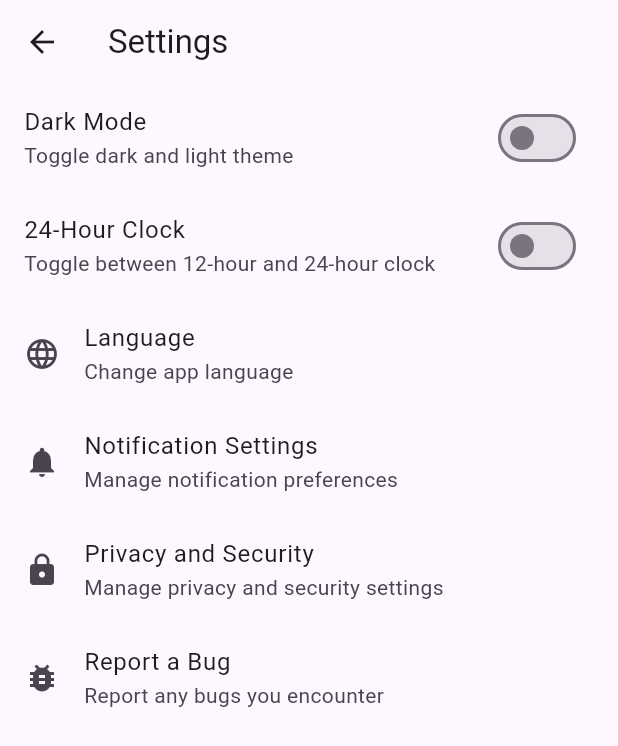
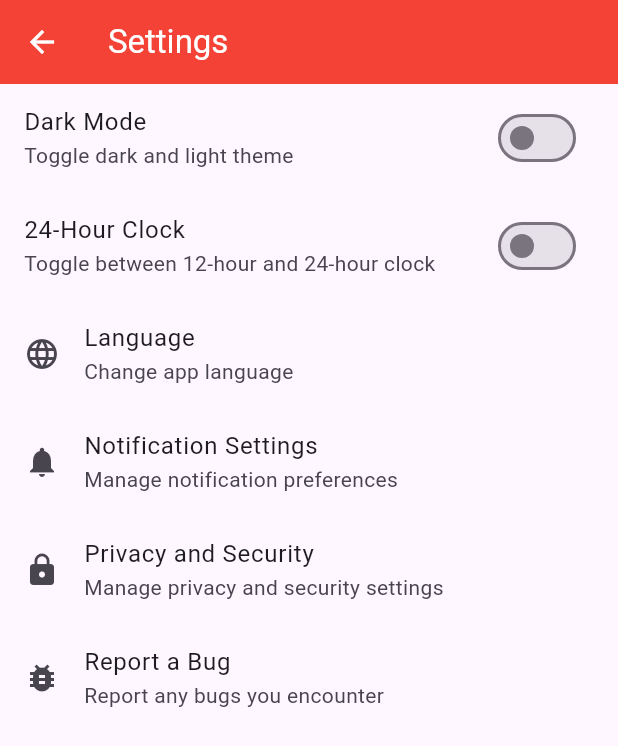
Before and after one commit to AaronCrisologo/Class-Compass-Your-University-Companion-App-, a Flutter app: the screen it shows after launch, after a tap on "Login", after a tap on the "settings" icon, on a phone screen of 412 x 824 dp. Shown: the top 746 px of the screen. Run offline on Flutter 3.47's test engine with Material 3 defaults, Android fonts, the light colour scheme and no system bars; our stand-ins replace flutter_colorpicker, font_awesome_flutter; network calls fail.

Commit message:
Added ThemeData and animations in main Added Fade Animations when switching screens from navigation bar Added Slide from right animation in settings when clicked from appBar Added ThemeData for different font sizes and color themes

```diff
--- a/lib/main.dart
+++ b/lib/main.dart
@@ -21,7 +21,25 @@ class ClassCompassApp extends StatelessWidget {
       title: 'Class Compass',
       theme: ThemeData(
         primarySwatch: Colors.red,
+        textTheme: TextTheme(
+          bodyLarge: TextStyle(fontSize: 16.0, color: Colors.black),
+          bodyMedium: TextStyle(fontSize: 14.0, color: Colors.black),
+          headlineLarge: TextStyle(
+              fontSize: 24.0,
+              fontWeight: FontWeight.bold,
+              color: Colors.red[800]),
+        ),
         visualDensity: VisualDensity.adaptivePlatformDensity,
+        appBarTheme: AppBarTheme(
+          backgroundColor: Colors.red,
+          foregroundColor: Colors.white,
+          elevation: 0,
+        ),
+        bottomNavigationBarTheme: BottomNavigationBarThemeData(
+          selectedItemColor: Colors.red,
+          unselectedItemColor: Colors.grey,
+          backgroundColor: Colors.red,
+        ),
       ),
       home: LoginScreen(),
     );
@@ -33,8 +51,12 @@ class MainScreen extends StatefulWidget {
   _MainScreenState createState() => _MainScreenState();
 }
 
-class _MainScreenState extends State<MainScreen> {
+class _MainScreenState extends State<MainScreen>
+    with SingleTickerProviderStateMixin {
   int _selectedIndex = 0;
+  late AnimationController _controller;
+  late Animation<double> _animation;
+
   static final List<Widget> _widgetOptions = <Widget>[
     HomeScreen(),
     CalendarScreen(),
@@ -43,9 +65,28 @@ class _MainScreenState extends State<MainScreen> {
     ScheduleScreen(),
   ];
 
+  @override
+  void initState() {
+    super.initState();
+    _controller = AnimationController(
+      duration: const Duration(milliseconds: 750),
+      vsync: this,
+    );
+    _animation = CurvedAnimation(parent: _controller, curve: Curves.easeInOut);
+    _controller.forward();
+  }
+
+  @override
+  void dispose() {
+    _controller.dispose();
+    super.dispose();
+  }
+
   void _onItemTapped(int index) {
     setState(() {
       _selectedIndex = index;
+      _controller.reset();
+      _controller.forward();
     });
   }
 
@@ -80,35 +121,57 @@ class _MainScreenState extends State<MainScreen> {
     }
   }
 
+  Route _createRoute(Widget page) {
+    return PageRouteBuilder(
+      pageBuilder: (context, animation, secondaryAnimation) => page,
+      transitionsBuilder: (context, animation, secondaryAnimation, child) {
+        const begin = Offset(1.0, 0.0);
+        const end = Offset.zero;
+        const curve = Curves.easeInOut;
+
+        final tween =
+            Tween(begin: begin, end: end).chain(CurveTween(curve: curve));
+        final offsetAnimation = animation.drive(tween);
+
+        return SlideTransition(
+          position: offsetAnimation,
+          child: child,
+        );
+      },
+    );
+  }
+
   @override
   Widget build(BuildContext context) {
     return Scaffold(
       appBar: AppBar(
         title: Text(
           _getAppBarTitle(_selectedIndex),
-          style: const TextStyle(
-              fontSize: 20.0, fontWeight: FontWeight.bold, color: Colors.white),
+          style: Theme.of(context)
+              .textTheme
+              .headlineLarge!
+              .copyWith(color: Colors.white),
         ),
-        backgroundColor: Colors.red,
         centerTitle: false,
         elevation: 0,
-        iconTheme: IconThemeData(color: Colors.red[50]),
         actions: [
           IconButton(
             icon: Icon(
               Icons.settings,
-              color: Colors.red[50],
             ),
             onPressed: () {
               Navigator.push(
                 context,
-                MaterialPageRoute(builder: (context) => SettingsScreen()),
+                _createRoute(SettingsScreen()),
               );
             },
           ),
         ],
       ),
-      body: _widgetOptions.elementAt(_selectedIndex),
+      body: FadeTransition(
+        opacity: _animation,
+        child: _widgetOptions.elementAt(_selectedIndex),
+      ),
       bottomNavigationBar: BottomNavigationBar(
         items: const <BottomNavigationBarItem>[
           BottomNavigationBarItem(
@@ -135,10 +198,7 @@ class _MainScreenState extends State<MainScreen> {
           ),
         ],
         currentIndex: _selectedIndex,
-        selectedItemColor: Colors.red,
-        unselectedItemColor: Colors.grey,
         onTap: _onItemTapped,
-        backgroundColor: Colors.red,
       ),
       drawer: Drawer(
         child: ListView(
```
